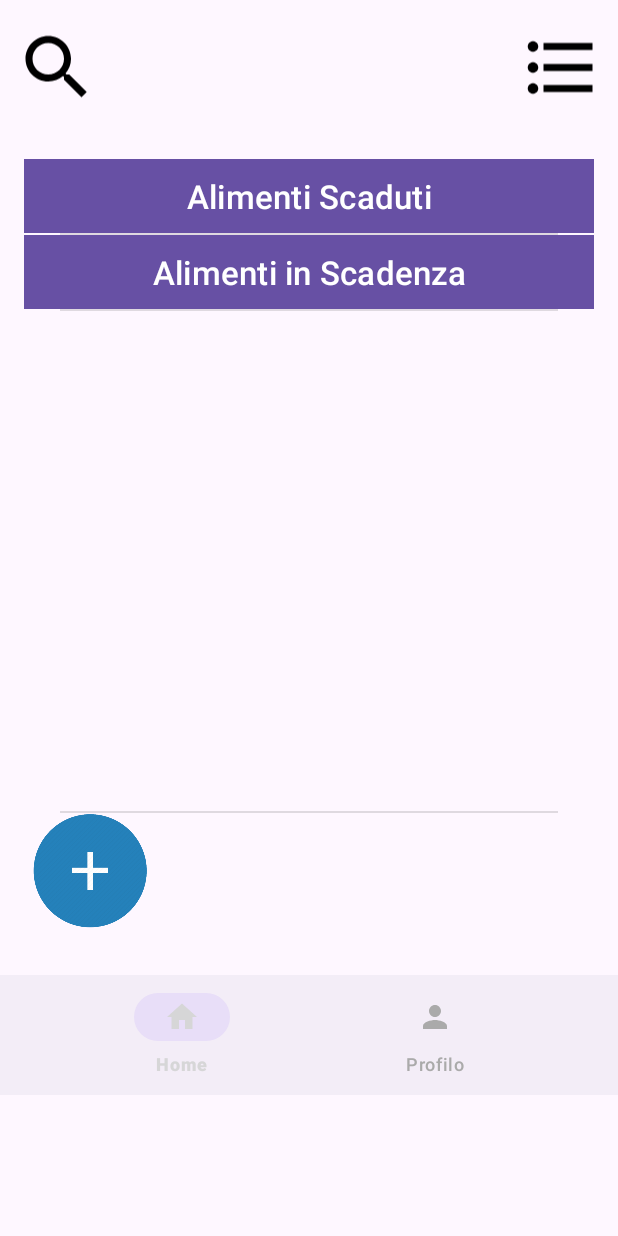
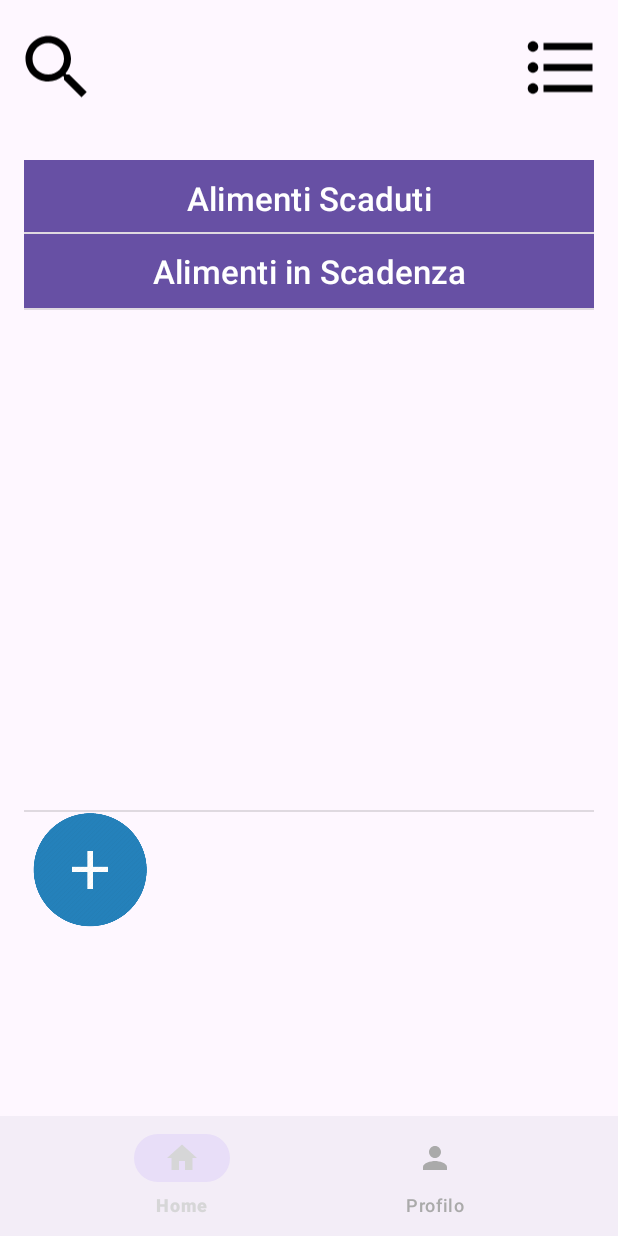
Before and after one commit to Diego-Marigo/NoWaste, an Android app: the screen it shows after launch once a user with an empty profile is signed in (MainActivity), on a phone screen of 412 x 824 dp. Run offline under Robolectric (Android 15) with nearby library versions, the phone set to English and light mode, and no system bars; our stand-ins replace Firebase (no records; nobody signed in at launch, a user with empty details on screens opened directly).

Commit message:
Piccole modifiche layout

```diff
--- a/app/src/main/res/layout/activity_main_menu.xml
+++ b/app/src/main/res/layout/activity_main_menu.xml
@@ -1,5 +1,5 @@
 <?xml version="1.0" encoding="utf-8"?>
-<LinearLayout xmlns:android="http://schemas.android.com/apk/res/android"
+<RelativeLayout xmlns:android="http://schemas.android.com/apk/res/android"
     xmlns:tools="http://schemas.android.com/tools"
     xmlns:app="http://schemas.android.com/apk/res-auto"
     android:layout_width="match_parent"
@@ -8,10 +8,12 @@
     tools:context=".MainActivity">
 
     <LinearLayout
+        android:id="@+id/barraInAlto"
         android:layout_width="match_parent"
         android:layout_height="90dp"
-        android:paddingHorizontal="10dp"
-        android:orientation="horizontal">
+        android:layout_marginBottom="20dp"
+        android:orientation="horizontal"
+        android:paddingHorizontal="10dp">
 
         <!-- Icona Ricerca, 1/7 dello spazio -->
         <ImageButton
@@ -19,9 +21,9 @@
             android:layout_width="0dp"
             android:layout_height="match_parent"
             android:layout_weight="1"
-            android:scaleType="fitCenter"
             android:background="#00FFFFFF"
             android:contentDescription="@string/avvio_del_metodo_di_ricerca"
+            android:scaleType="fitCenter"
             android:src="@drawable/baseline_search_24" />
 
         <!-- Spazio Vuoto, 5/7 dello spazio -->
@@ -49,17 +51,21 @@
     </LinearLayout>
 
     <!-- Corpo della Schermata con LinearLayout -->
+
+
+    <!-- barra navigazione in basso -->
+
     <LinearLayout
         android:layout_width="match_parent"
-        android:layout_height="560dp"
+        android:layout_height="578dp"
+        android:layout_above="@+id/bottomNavigationView"
+        android:layout_below="@+id/barraInAlto"
+        android:layout_marginTop="-19dp"
+        android:layout_marginBottom="2dp"
         android:divider="?android:attr/dividerHorizontal"
-        android:dividerPadding="24dp"
         android:orientation="vertical"
         android:padding="16dp"
         android:showDividers="middle"> <!-- Padding aumentato -->
-
-
-        <!-- Alimenti in Scadenza -->
 
         <!-- Cibi Scaduti -->
         <Button
@@ -68,8 +74,10 @@
             android:layout_height="wrap_content"
             android:background="#800080"
             android:text="@string/alimenti_scaduti"
-            android:textSize="22sp" />
+            android:textSize="22sp"
+            android:paddingBottom="3dp"/>
 
+        <!-- Alimenti in Scadenza -->
         <Button
             android:id="@+id/btn_alimenti_in_scadenza"
             android:layout_width="match_parent"
@@ -91,16 +99,12 @@
             android:layout_height="77dp"
             android:background="#00FFFFFF"
             android:scaleType="fitCenter"
-            app:srcCompat="@drawable/plus_icon" />
+            app:srcCompat="@drawable/plus_icon"
+            android:layout_gravity="bottom"/>
 
 
     </LinearLayout>
 
-    <LinearLayout
-        android:layout_width="match_parent"
-        android:layout_height="match_parent">
-
-        <!-- barra navigazione in basso -->
     <com.google.android.material.bottomnavigation.BottomNavigationView
         android:id="@+id/bottomNavigationView"
         android:layout_width="match_parent"
@@ -110,10 +114,10 @@
         app:layout_constraintBottom_toBottomOf="parent"
         app:layout_constraintEnd_toEndOf="parent"
         app:layout_constraintStart_toStartOf="parent"
-            app:menu="@menu/bottom_nav_menu">
+        app:menu="@menu/bottom_nav_menu"
+        android:layout_alignParentBottom="true">
 
     </com.google.android.material.bottomnavigation.BottomNavigationView>
 
-    </LinearLayout>
 
-</LinearLayout>
+</RelativeLayout>
--- a/app/src/main/res/layout/activity_settings.xml
+++ b/app/src/main/res/layout/activity_settings.xml
@@ -100,7 +100,7 @@
         app:layout_constraintHorizontal_bias="0.124"
         app:layout_constraintStart_toStartOf="parent" />
 
-    <Switch
+    <androidx.appcompat.widget.SwitchCompat
         android:id="@+id/switch2"
         android:layout_width="334dp"
         android:layout_height="45dp"
@@ -114,7 +114,8 @@
         app:layout_constraintHorizontal_bias="0.428"
         app:layout_constraintStart_toStartOf="parent"
         app:layout_constraintTop_toBottomOf="@+id/textView3"
-        tools:checked="true" />
+        tools:checked="true"
+        />
 
     <TextView
         android:id="@+id/textView1"
```
Lines whose indentation alone changed are shown as unchanged.
